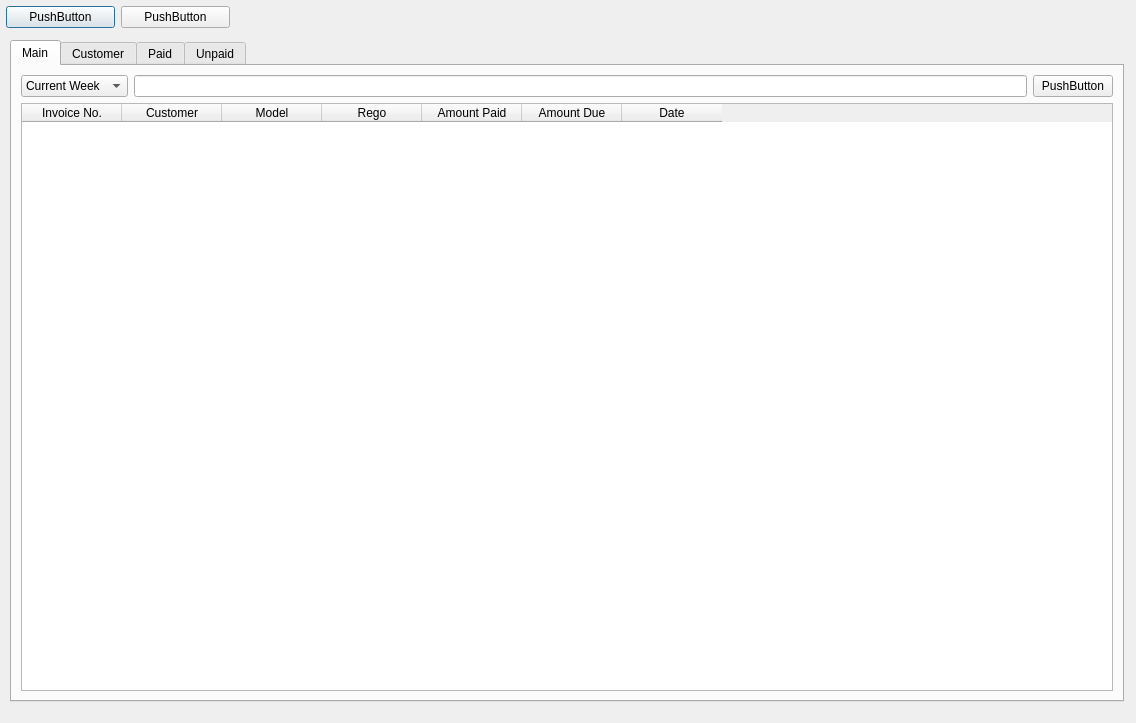
Qt form new_start/UI_File/Main.ui (maximustann/Bing_project) before a commit.
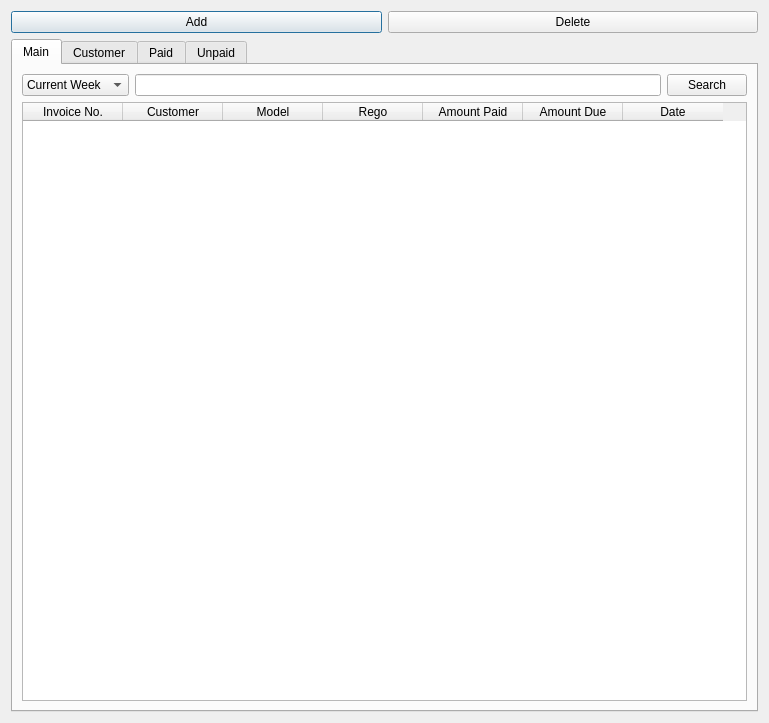
The same form after that commit.

Patch:
```diff
--- a/new_start/UI_File/Main.ui
+++ b/new_start/UI_File/Main.ui
@@ -6,22 +6,15 @@
    <rect>
     <x>0</x>
     <y>0</y>
-    <width>1136</width>
+    <width>769</width>
     <height>723</height>
    </rect>
   </property>
   <property name="windowTitle">
    <string>Dialog</string>
   </property>
-  <widget class="QWidget" name="layoutWidget">
-   <property name="geometry">
-    <rect>
-     <x>6</x>
-     <y>2</y>
-     <width>224</width>
-     <height>30</height>
-    </rect>
-   </property>
+  <layout class="QGridLayout" name="gridLayout">
+   <item row="0" column="0">
    <layout class="QHBoxLayout" name="horizontalLayout">
     <item>
      <widget class="QPushButton" name="pushButton_2">
@@ -29,28 +22,21 @@
        <cursorShape>ArrowCursor</cursorShape>
       </property>
       <property name="text">
-       <string>PushButton</string>
+        <string>Add</string>
       </property>
      </widget>
     </item>
     <item>
      <widget class="QPushButton" name="pushButton">
       <property name="text">
-       <string>PushButton</string>
+        <string>Delete</string>
       </property>
      </widget>
     </item>
    </layout>
-  </widget>
+   </item>
+   <item row="1" column="0">
   <widget class="QTabWidget" name="tabWidget">
-   <property name="geometry">
-    <rect>
-     <x>10</x>
-     <y>40</y>
-     <width>1114</width>
-     <height>662</height>
-    </rect>
-   </property>
    <property name="currentIndex">
     <number>0</number>
    </property>
@@ -130,7 +116,7 @@
      <item row="0" column="2">
       <widget class="QPushButton" name="pushButton_3">
        <property name="text">
-        <string>PushButton</string>
+          <string>Search</string>
        </property>
       </widget>
      </item>
@@ -224,9 +210,8 @@
     </layout>
    </widget>
   </widget>
-  <zorder>layoutWidget</zorder>
-  <zorder>tabWidget</zorder>
-  <zorder>pushButton</zorder>
+   </item>
+  </layout>
  </widget>
  <resources/>
  <connections/>
```
Left out of the diff: 2 changed lines with no effect on the pictures. Lines whose indentation alone changed are shown as unchanged.
